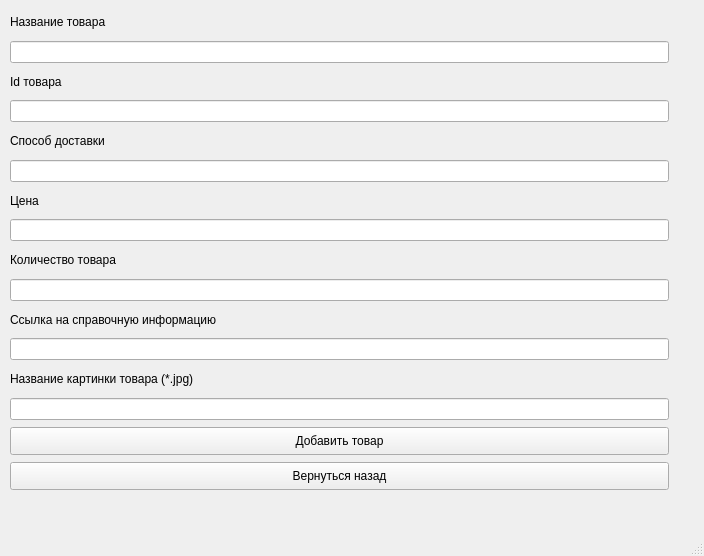
Before: the Qt Designer form addgoods.ui in diduk228/Orders, drawn with Qt 5.
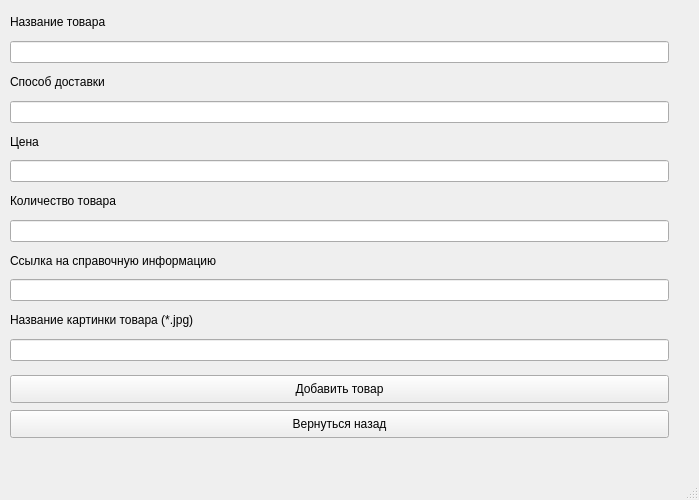
After: the same form once the commit is applied.

Commit message: Добавил метод для добавления товара в базу данных

Patch:
```diff
--- a/addgoods.ui
+++ b/addgoods.ui
@@ -6,8 +6,8 @@
    <rect>
     <x>0</x>
     <y>0</y>
-    <width>704</width>
-    <height>556</height>
+    <width>699</width>
+    <height>500</height>
    </rect>
   </property>
   <property name="windowTitle">
@@ -18,7 +18,7 @@
     <property name="geometry">
      <rect>
       <x>10</x>
-      <y>129</y>
+      <y>70</y>
       <width>659</width>
       <height>24</height>
      </rect>
@@ -31,7 +31,7 @@
     <property name="geometry">
      <rect>
       <x>10</x>
-      <y>427</y>
+      <y>375</y>
       <width>659</width>
       <height>28</height>
      </rect>
@@ -44,7 +44,7 @@
     <property name="geometry">
      <rect>
       <x>10</x>
-      <y>367</y>
+      <y>308</y>
       <width>659</width>
       <height>24</height>
      </rect>
@@ -53,24 +53,11 @@
      <string>Название картинки товара (*.jpg)</string>
     </property>
    </widget>
-   <widget class="QLineEdit" name="lineEdit">
-    <property name="geometry">
-     <rect>
-      <x>10</x>
-      <y>100</y>
-      <width>659</width>
-      <height>22</height>
-     </rect>
-    </property>
-    <property name="text">
-     <string/>
-    </property>
-   </widget>
    <widget class="QLabel" name="label_4">
     <property name="geometry">
      <rect>
       <x>10</x>
-      <y>248</y>
+      <y>189</y>
       <width>659</width>
       <height>24</height>
      </rect>
@@ -83,7 +70,7 @@
     <property name="geometry">
      <rect>
       <x>10</x>
-      <y>308</y>
+      <y>249</y>
       <width>659</width>
       <height>23</height>
      </rect>
@@ -96,7 +83,7 @@
     <property name="geometry">
      <rect>
       <x>10</x>
-      <y>338</y>
+      <y>279</y>
       <width>659</width>
       <height>22</height>
      </rect>
@@ -115,7 +102,17 @@
      <string>Название товара</string>
     </property>
    </widget>
-   <widget class="QLineEdit" name="lineEdit_2">
+   <widget class="QLineEdit" name="dilivery">
+    <property name="geometry">
+     <rect>
+      <x>10</x>
+      <y>101</y>
+      <width>659</width>
+      <height>22</height>
+     </rect>
+    </property>
+   </widget>
+   <widget class="QLineEdit" name="cost">
     <property name="geometry">
      <rect>
       <x>10</x>
@@ -129,7 +126,7 @@
     <property name="geometry">
      <rect>
       <x>10</x>
-      <y>219</y>
+      <y>339</y>
       <width>659</width>
       <height>22</height>
      </rect>
@@ -139,17 +136,7 @@
     <property name="geometry">
      <rect>
       <x>10</x>
-      <y>398</y>
-      <width>659</width>
-      <height>22</height>
-     </rect>
-    </property>
-   </widget>
-   <widget class="QLineEdit" name="lineEdit_4">
-    <property name="geometry">
-     <rect>
-      <x>10</x>
-      <y>279</y>
+      <y>220</y>
       <width>659</width>
       <height>22</height>
      </rect>
@@ -162,7 +149,7 @@
     <property name="geometry">
      <rect>
       <x>10</x>
-      <y>189</y>
+      <y>130</y>
       <width>659</width>
       <height>23</height>
      </rect>
@@ -181,24 +168,11 @@
      </rect>
     </property>
    </widget>
-   <widget class="QLabel" name="label">
-    <property name="geometry">
-     <rect>
-      <x>10</x>
-      <y>70</y>
-      <width>659</width>
-      <height>23</height>
-     </rect>
-    </property>
-    <property name="text">
-     <string>Id товара</string>
-    </property>
-   </widget>
    <widget class="QPushButton" name="pushButton_2">
     <property name="geometry">
      <rect>
       <x>10</x>
-      <y>462</y>
+      <y>410</y>
       <width>659</width>
       <height>28</height>
      </rect>
```
Left out of the diff: 10 changed lines with no effect on the pictures. The commit also changes 4 other files.
